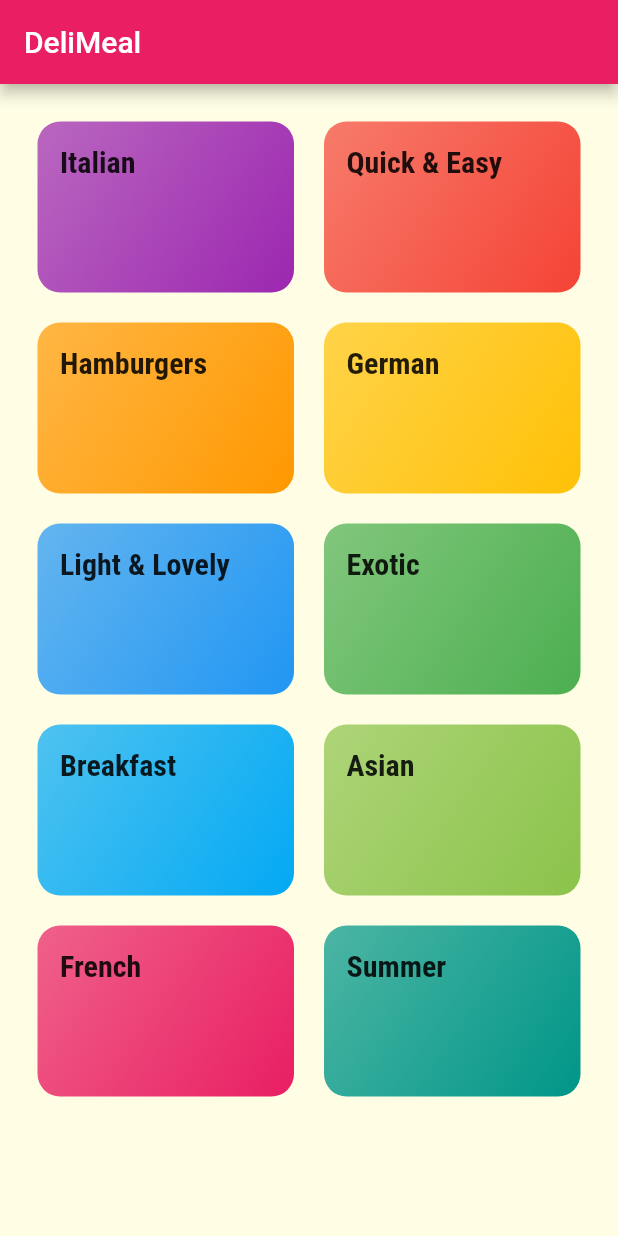
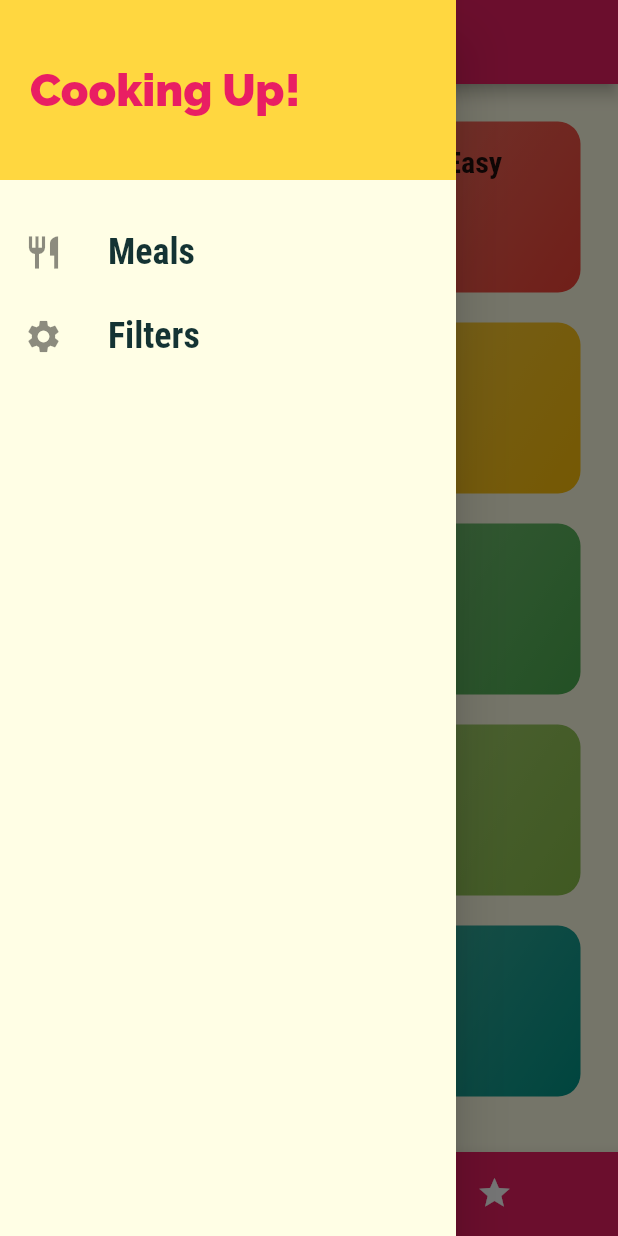
Before and after one commit to southxzx/flutter_learning, a Flutter app: the screen it shows after launch, with the side drawer open (before the commit the screen has no drawer), on a phone screen of 412 x 824 dp. Run offline on Flutter 3.47's test engine with Material 2 defaults, Android fonts, the phone set to English and light mode, and no system bars.

Commit message:
:sparkles: drawer

```diff
--- a/flutter_navigation/navigation/lib/main.dart
+++ b/flutter_navigation/navigation/lib/main.dart
@@ -1,14 +1,38 @@
 import 'package:flutter/material.dart';
+import 'package:navigation/dummy_data.dart';
+import 'package:navigation/models/meal.dart';
 import 'package:navigation/screens/categories_screen.dart';
 import 'package:navigation/screens/category_meals_screen.dart';
+import 'package:navigation/screens/filters_screen.dart';
 import 'package:navigation/screens/meal_detail_screen.dart';
+import 'package:navigation/screens/tabs_screen.dart';
 
 void main() {
   runApp(const MyApp());
 }
 
-class MyApp extends StatelessWidget {
+class MyApp extends StatefulWidget {
   const MyApp({Key? key}) : super(key: key);
+
+  @override
+  State<MyApp> createState() => _MyAppState();
+}
+
+class _MyAppState extends State<MyApp> {
+  Map<String, bool> _filters = {
+    'gluten': false,
+    'lactose': false,
+    'vegan': false,
+    'vegetarian': false,
+  };
+  List<Meal> _availableMeals = DUMMY_MEALS;
+
+  void _setFilters(Map<String, bool> filterData) {
+    setState(() {
+      _filters = filterData;
+      _availableMeals = DUMMY_MEALS.where((meal) => false).toList();
+    });
+  }
 
   // This widget is the root of your application.
   @override
@@ -33,9 +57,12 @@ class MyApp extends StatelessWidget {
       // home: const CategoriesScreen(),
       initialRoute: '/',
       routes: {
-        '/': (ctx) => const CategoriesScreen(),
-        CategoryMealsScreen.routeName: (ctx) => const CategoryMealsScreen(),
+        '/': (ctx) => const TabScreen(),
+        CategoryMealsScreen.routeName: (ctx) =>
+            CategoryMealsScreen(availableMeals: _availableMeals),
         MealDetailScreen.routeName: (ctx) => const MealDetailScreen(),
+        FiltersScreen.routeName: (ctx) =>
+            FiltersScreen(saveFilters: () => _setFilters),
       },
       onGenerateRoute: (settings) {
         print(settings.arguments);
--- a/flutter_navigation/navigation/lib/screens/categories_screen.dart
+++ b/flutter_navigation/navigation/lib/screens/categories_screen.dart
@@ -7,9 +7,7 @@ class CategoriesScreen extends StatelessWidget {
 
   @override
   Widget build(BuildContext context) {
-    return Scaffold(
-      appBar: AppBar(title: const Text('DeliMeal')),
-      body: GridView(
+    return GridView(
       padding: const EdgeInsets.all(25),
       children: DUMMY_CATEGORIES
           .map((catData) => CategoryItem(
@@ -20,7 +18,6 @@ class CategoriesScreen extends StatelessWidget {
           childAspectRatio: 1.5,
           crossAxisSpacing: 20,
           mainAxisSpacing: 20),
-      ),
     );
   }
 }
--- /dev/null
+++ b/flutter_navigation/navigation/lib/screens/tabs_screen.dart
@@ -0,0 +1,66 @@
+import 'package:flutter/material.dart';
+import 'package:navigation/screens/categories_screen.dart';
+import 'package:navigation/screens/favorite_screen.dart';
+import 'package:navigation/widgets/main_drawer.dart';
+
+class TabScreen extends StatefulWidget {
+  const TabScreen({Key? key}) : super(key: key);
+
+  @override
+  State<TabScreen> createState() => _TabScreenState();
+}
+
+class _TabScreenState extends State<TabScreen> {
+  final List<Widget> _pages = [
+    const CategoriesScreen(),
+    const FavoriteScreen()
+  ];
+
+  int _selectedPageIndex = 0;
+
+  void _selectPage(int index) {
+    setState(() {
+      _selectedPageIndex = index;
+    });
+  }
+
+  @override
+  Widget build(BuildContext context) {
+    return Scaffold(
+        appBar: AppBar(
+          title: const Text('Meals'),
+          // bottom: const TabBar(tabs: <Widget>[
+          //   Tab(
+          //     icon: Icon(Icons.category),
+          //     text: 'Category',
+          //   ),
+          //   Tab(
+          //     icon: Icon(Icons.star),
+          //     text: 'Favorite',
+          //   )
+          // ]),
+        ),
+        drawer: const MainDrawer(),
+        bottomNavigationBar: BottomNavigationBar(
+            onTap: _selectPage,
+            backgroundColor: Theme.of(context).primaryColor,
+            unselectedItemColor: Colors.white,
+            selectedItemColor: Colors.amberAccent,
+            currentIndex: _selectedPageIndex,
+            type: BottomNavigationBarType.shifting,
+            items: [
+              BottomNavigationBarItem(
+                  backgroundColor: Theme.of(context).primaryColor,
+                  icon: const Icon(Icons.category),
+                  label: 'Category'),
+              BottomNavigationBarItem(
+                  backgroundColor: Theme.of(context).primaryColor,
+                  icon: const Icon(Icons.star),
+                  label: 'Favorite')
+            ]),
+        body: _pages[_selectedPageIndex]
+        // body: TabBarView(
+        //     children: <Widget>[CategoriesScreen(), FavoriteScreen()]),
+        );
+  }
+}
--- /dev/null
+++ b/flutter_navigation/navigation/lib/widgets/main_drawer.dart
@@ -0,0 +1,51 @@
+import 'package:flutter/material.dart';
+import 'package:navigation/screens/filters_screen.dart';
+
+class MainDrawer extends StatelessWidget {
+  const MainDrawer({Key? key}) : super(key: key);
+
+  Widget buildListTile(String title, IconData icon, VoidCallback tapHandler) {
+    return ListTile(
+        onTap: tapHandler,
+        leading: Icon(icon, size: 26),
+        title: Text(
+          title,
+          style: const TextStyle(
+            fontFamily: 'RobotoCondensed',
+            fontSize: 24,
+            fontWeight: FontWeight.bold,
+          ),
+        ));
+  }
+
+  @override
+  Widget build(BuildContext context) {
+    return Drawer(
+      child: Column(
+        children: [
+          Container(
+            height: 120,
+            width: double.infinity,
+            color: Colors.amberAccent,
+            padding: const EdgeInsets.all(20),
+            alignment: Alignment.centerLeft,
+            child: Text(
+              'Cooking Up!',
+              style: TextStyle(
+                  fontWeight: FontWeight.w900,
+                  fontSize: 30,
+                  color: Theme.of(context).primaryColor),
+            ),
+          ),
+          const SizedBox(height: 20),
+          buildListTile('Meals', Icons.restaurant, () {
+            Navigator.of(context).pushReplacementNamed('/');
+          }),
+          buildListTile('Filters', Icons.settings, () {
+            Navigator.of(context).pushReplacementNamed(FiltersScreen.routeName);
+          }),
+        ],
+      ),
+    );
+  }
+}
```
Also changed, not shown: flutter_navigation/navigation/lib/screens/category_meals_screen.dart (+6 -3 lines), flutter_navigation/navigation/lib/screens/favorite_screen.dart (added, +10 -0 lines), flutter_navigation/navigation/lib/screens/filters_screen.dart (added, +95 -0 lines), flutter_navigation/navigation/lib/screens/meal_detail_screen.dart (+6 -1 lines). Lines whose indentation alone changed are shown as unchanged.
